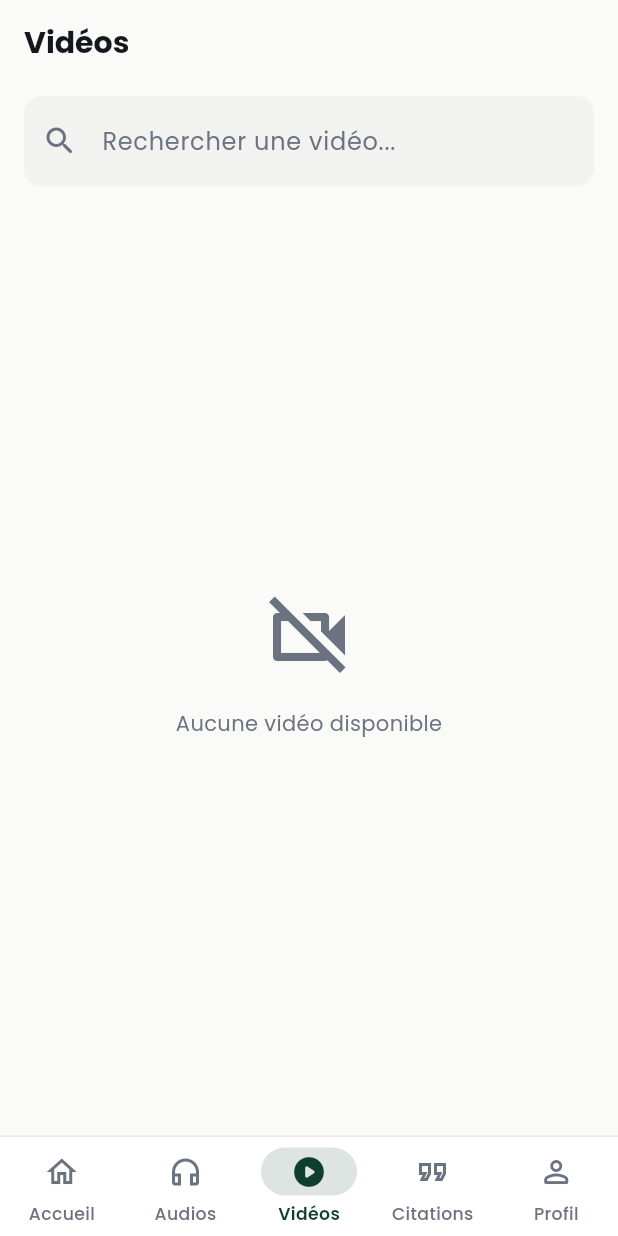
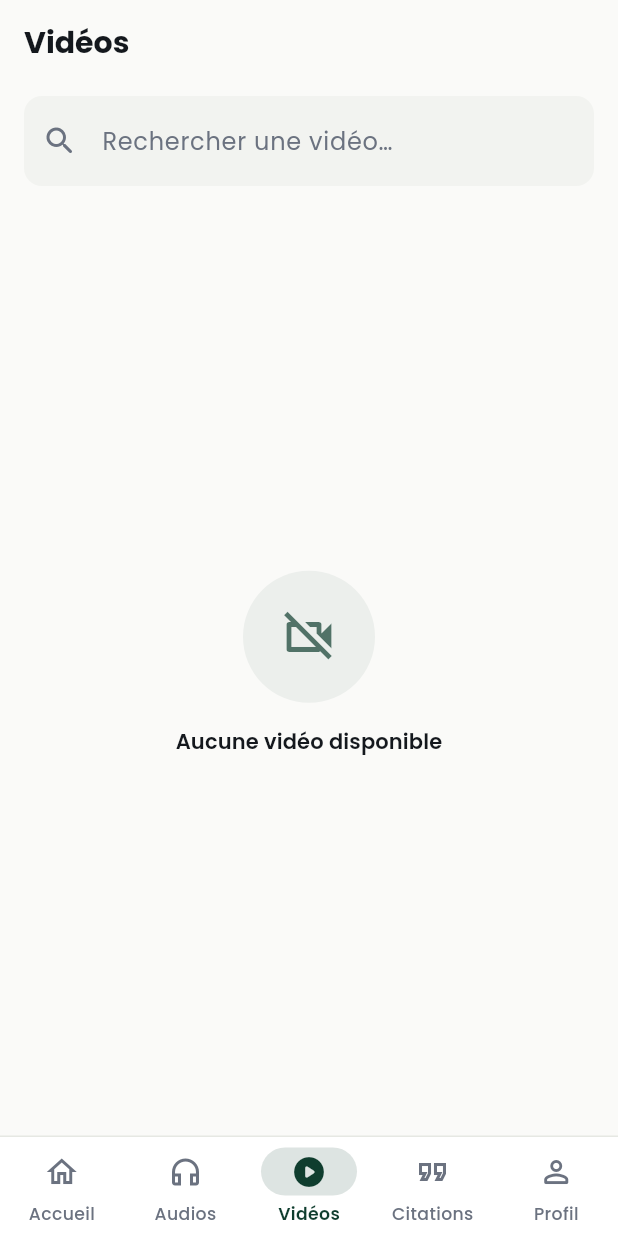
Before and after one commit to mbacke935/SerigneSamMbaye, a Flutter app: the screen it shows after launch, item 3 of the bottom bar chosen, on a phone screen of 412 x 824 dp. Run offline on Flutter 3.47's test engine with Material 3 defaults, Android fonts, the phone set to English and light mode, and no system bars; our stand-ins replace chewie, dio, firebase_core, firebase_messaging, flutter_local_notifications, flutter_secure_storage and 5 more; accounts and stored records are empty; network calls fail.

Commit message:
style(screens): redesign list/citation/biography screens + dark-mode fixes
- Audio/video/citation list screens: shared SearchField, skeleton loaders,
  consistent EmptyState, staggered fade-in.
- Citation reader: full-screen serif reading view with vertical swipe + copy
  (/citations/lecture); citation cards open it.
- Restyle audio list tile (live equalizer on the playing item) and citation
  list card (serif, theme-aware).
- Fix dark-mode readability in biography (serif body, theme colors) and profile
  info tiles.

flutter analyze clean.

Co-Authored-By: Claude Opus 4.8 <noreply@anthropic.com>

```diff
--- a/frontend/lib/features/video/screens/video_list_screen.dart
+++ b/frontend/lib/features/video/screens/video_list_screen.dart
@@ -4,6 +4,9 @@ import '../../../core/models/video_model.dart';
 import '../../../core/network/api_client.dart';
 import '../../../core/services/content_service.dart';
 import '../../../core/theme/app_theme.dart';
+import '../../../widgets/app_states.dart';
+import '../../../widgets/search_field.dart';
+import '../../../widgets/skeleton.dart';
 import '../../../widgets/video_card.dart';
 
 class VideoListScreen extends StatefulWidget {
@@ -51,8 +54,7 @@ class _VideoListScreenState extends State<VideoListScreen> {
       _filteredVideos = query.isEmpty
           ? _allVideos
           : _allVideos
-              .where((v) =>
-                  v.titre.toLowerCase().contains(query.toLowerCase()))
+              .where((v) => v.titre.toLowerCase().contains(query.toLowerCase()))
               .toList();
     });
   }
@@ -63,70 +65,32 @@ class _VideoListScreenState extends State<VideoListScreen> {
       appBar: AppBar(title: const Text('Vidéos')),
       body: Column(
         children: [
-          _buildSearchBar(),
+          SearchField(controller: _searchCtrl, hint: 'Rechercher une vidéo…', onChanged: _search),
           Expanded(child: _buildGrid()),
         ],
       ),
     );
   }
 
-  Widget _buildSearchBar() {
-    return Padding(
-      padding: const EdgeInsets.fromLTRB(16, 8, 16, 4),
-      child: TextField(
-        controller: _searchCtrl,
-        onChanged: _search,
-        decoration: InputDecoration(
-          hintText: 'Rechercher une vidéo...',
-          prefixIcon: const Icon(Icons.search_rounded),
-          suffixIcon: _searchCtrl.text.isNotEmpty
-              ? IconButton(
-                  icon: const Icon(Icons.clear_rounded),
-                  onPressed: () {
-                    _searchCtrl.clear();
-                    _search('');
-                  },
-                )
-              : null,
-        ),
-      ),
-    );
-  }
-
   Widget _buildGrid() {
-    if (_loading) return const Center(child: CircularProgressIndicator());
+    if (_loading) return const SkeletonGrid(count: 6);
 
     if (_filteredVideos.isEmpty) {
-      return Center(
-        child: Column(
-          mainAxisAlignment: MainAxisAlignment.center,
-          children: [
-            const Icon(Icons.videocam_off_outlined,
-                size: 64, color: AppTheme.textSecondary),
-            const SizedBox(height: 16),
-            Text(
-              _searchCtrl.text.isEmpty
-                  ? 'Aucune vidéo disponible'
-                  : 'Aucun résultat pour "${_searchCtrl.text}"',
-              style: Theme.of(context)
-                  .textTheme
-                  .bodyMedium
-                  ?.copyWith(color: AppTheme.textSecondary),
-            ),
-          ],
-        ),
+      return EmptyState(
+        icon: Icons.videocam_off_outlined,
+        message: _searchCtrl.text.isEmpty ? 'Aucune vidéo disponible' : 'Aucun résultat',
+        hint: _searchCtrl.text.isEmpty ? null : 'pour « ${_searchCtrl.text} »',
       );
     }
 
     return RefreshIndicator(
-      color: AppTheme.primary,
       onRefresh: _load,
       child: GridView.builder(
-        padding: const EdgeInsets.fromLTRB(16, 8, 16, 24),
+        padding: const EdgeInsets.fromLTRB(AppSpacing.md, AppSpacing.sm, AppSpacing.md, AppSpacing.xl),
         gridDelegate: const SliverGridDelegateWithFixedCrossAxisCount(
           crossAxisCount: 2,
-          crossAxisSpacing: 12,
-          mainAxisSpacing: 12,
+          crossAxisSpacing: AppSpacing.sm,
+          mainAxisSpacing: AppSpacing.sm,
           childAspectRatio: 0.78,
         ),
         itemCount: _filteredVideos.length,
--- a/frontend/lib/routes/app_router.dart
+++ b/frontend/lib/routes/app_router.dart
@@ -13,6 +13,7 @@ import '../features/video/screens/video_list_screen.dart';
 import '../features/video/screens/video_player_screen.dart';
 import '../features/albums/screens/album_detail_screen.dart';
 import '../features/biography/screens/biography_screen.dart';
+import '../features/citations/screens/citation_reader_screen.dart';
 import '../features/citations/screens/citations_screen.dart';
 import '../features/notifications/screens/notifications_screen.dart';
 import '../features/search/screens/search_screen.dart';
@@ -78,6 +79,19 @@ class AppRouter {
           final id = int.tryParse(state.pathParameters['id'] ?? '') ?? 0;
           final titre = state.extra is String ? state.extra as String : null;
           return AlbumDetailScreen(albumId: id, titre: titre);
+        },
+      ),
+      // Lecture plein écran des citations (hors shell)
+      GoRoute(
+        path: '/citations/lecture',
+        name: 'citationReader',
+        builder: (context, state) {
+          final args = state.extra as CitationReaderArgs?;
+          if (args == null) return const _PlaceholderScreen(title: 'Citations');
+          return CitationReaderScreen(
+            citations: args.citations,
+            initialIndex: args.initialIndex,
+          );
         },
       ),
       // Lecteur vidéo (plein écran, sans bottom nav)
--- /dev/null
+++ b/frontend/lib/widgets/search_field.dart
@@ -0,0 +1,62 @@
+import 'package:flutter/material.dart';
+import '../core/theme/app_theme.dart';
+
+/// Champ de recherche réutilisable : affiche un bouton « effacer » dès qu'il
+/// contient du texte, et notifie chaque changement.
+class SearchField extends StatefulWidget {
+  final TextEditingController controller;
+  final String hint;
+  final ValueChanged<String> onChanged;
+
+  const SearchField({
+    super.key,
+    required this.controller,
+    required this.hint,
+    required this.onChanged,
+  });
+
+  @override
+  State<SearchField> createState() => _SearchFieldState();
+}
+
+class _SearchFieldState extends State<SearchField> {
+  @override
+  void initState() {
+    super.initState();
+    widget.controller.addListener(_onChanged);
+  }
+
+  void _onChanged() => setState(() {});
+
+  @override
+  void dispose() {
+    widget.controller.removeListener(_onChanged);
+    super.dispose();
+  }
+
+  @override
+  Widget build(BuildContext context) {
+    final hasText = widget.controller.text.isNotEmpty;
+    return Padding(
+      padding: const EdgeInsets.fromLTRB(AppSpacing.md, AppSpacing.sm, AppSpacing.md, AppSpacing.xs),
+      child: TextField(
+        controller: widget.controller,
+        onChanged: widget.onChanged,
+        textInputAction: TextInputAction.search,
+        decoration: InputDecoration(
+          hintText: widget.hint,
+          prefixIcon: const Icon(Icons.search_rounded),
+          suffixIcon: hasText
+              ? IconButton(
+                  icon: const Icon(Icons.clear_rounded),
+                  onPressed: () {
+                    widget.controller.clear();
+                    widget.onChanged('');
+                  },
+                )
+              : null,
+        ),
+      ),
+    );
+  }
+}
```
Also changed, not shown: frontend/lib/features/audio/screens/audio_list_screen.dart (+14 -50 lines), frontend/lib/features/auth/screens/profile_screen.dart (+11 -8 lines), frontend/lib/features/biography/screens/biography_screen.dart (+16 -11 lines), frontend/lib/features/citations/screens/citation_reader_screen.dart (added, +137 -0 lines), frontend/lib/features/citations/screens/citations_screen.dart (+35 -58 lines), frontend/lib/widgets/audio_list_tile.dart (+42 -46 lines), frontend/lib/widgets/citation_list_card.dart (+28 -37 lines).
